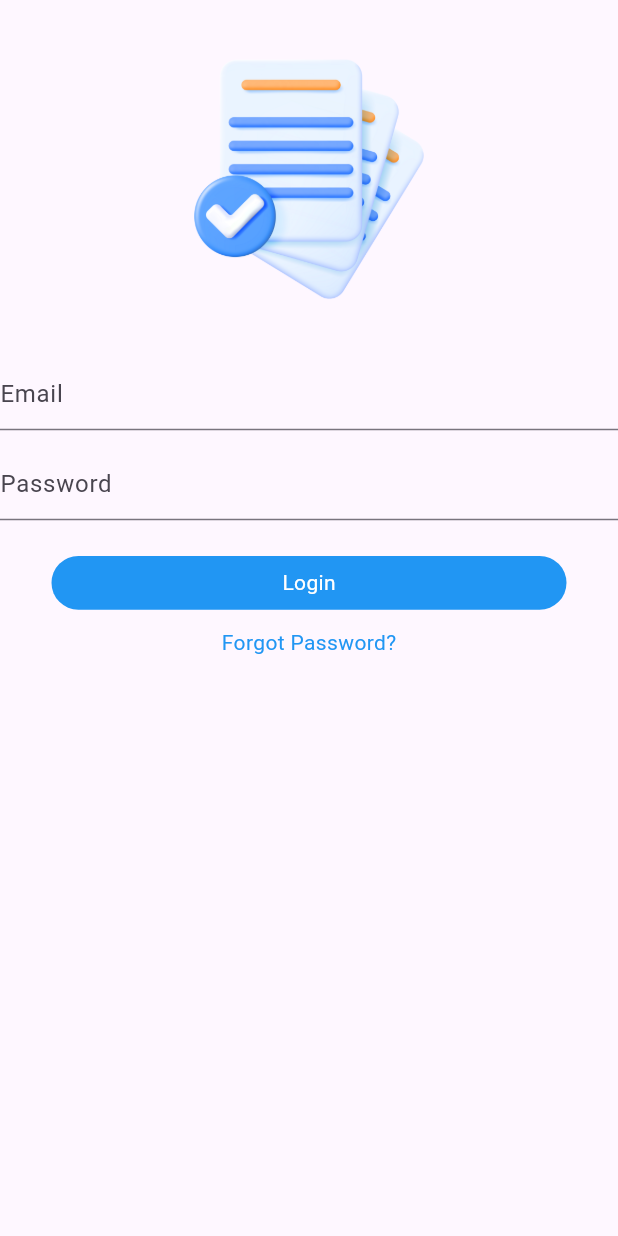
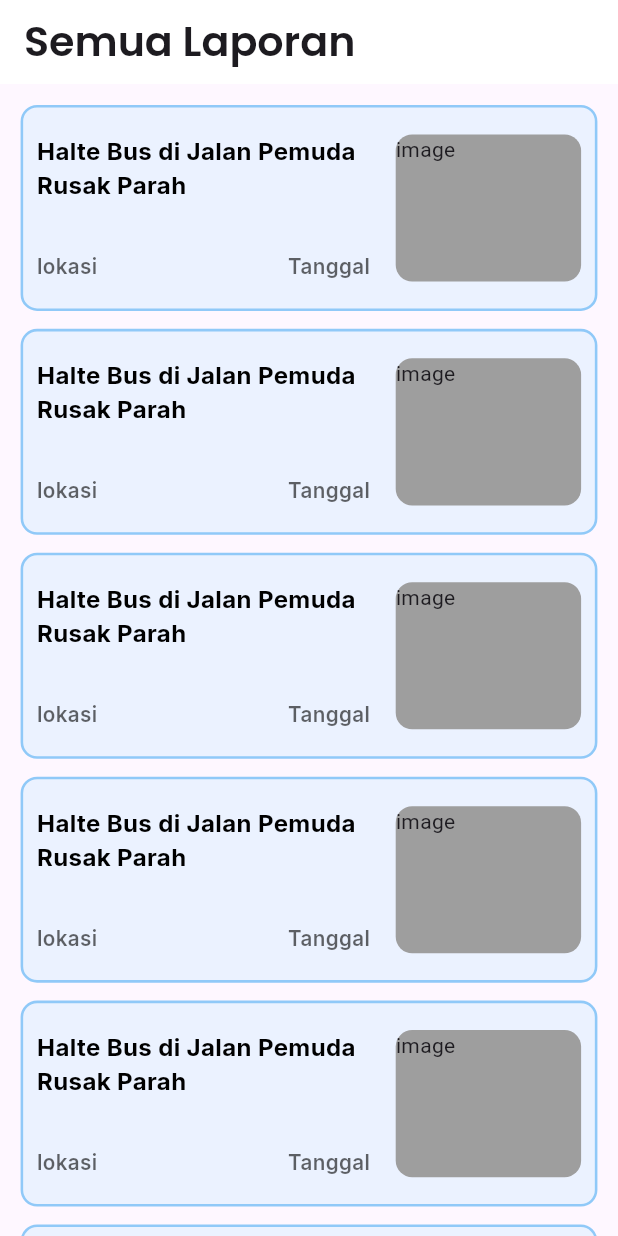
Before and after one commit to BagusRezky/mojadiapp, a Flutter app: the screen it shows after launch, on a phone screen of 412 x 824 dp. Run offline on Flutter 3.47's test engine with Material 3 defaults, Android fonts, the phone set to English and light mode, and no system bars; our stand-ins replace firebase_auth, firebase_core, flutter_screenutil, google_fonts; accounts and stored records are empty.

Commit message:
semua_laporan_1

```diff
--- a/lib/main.dart
+++ b/lib/main.dart
@@ -3,6 +3,7 @@ import 'package:flutter/material.dart';
 import 'package:flutter_screenutil/flutter_screenutil.dart';
 import 'package:mojadiapp/providers/auth_provider.dart';
 import 'package:mojadiapp/screens/auth/login.dart';
+import 'package:mojadiapp/screens/laporan/semua_laporan.dart';
 import 'package:provider/provider.dart';
 import 'services/firebase_options.dart';
 
@@ -29,7 +30,8 @@ class MainApp extends StatelessWidget {
         ],
         child: const MaterialApp(
           debugShowCheckedModeBanner: false,
-          home: LoginScreen(),
+          // home: LoginScreen(),
+          home: LaporanScreen(),
         ),
       ),
     );
--- /dev/null
+++ b/lib/screens/laporan/semua_laporan.dart
@@ -0,0 +1,97 @@
+import 'package:flutter/material.dart';
+import 'package:flutter_screenutil/flutter_screenutil.dart';
+import 'package:google_fonts/google_fonts.dart';
+
+class LaporanScreen extends StatefulWidget {
+  const LaporanScreen({super.key});
+
+  @override
+  State<LaporanScreen> createState() => _LaporanScreenState();
+}
+
+class _LaporanScreenState extends State<LaporanScreen> {
+  @override
+  Widget build(BuildContext context) {
+    return Scaffold(
+        appBar: AppBar(
+          title: Text(
+            'Semua Laporan',
+            style: GoogleFonts.poppins(
+                fontWeight: FontWeight.w600, fontSize: 24.sp, height: 36.sp),
+          ),
+          backgroundColor: Colors.white, // Warna solid untuk AppBar
+        elevation: 0, // Menghapus bayangan pada AppBar
+        ),
+        body: ListView.builder(
+            padding: const EdgeInsets.all(8),
+            itemCount: 10,
+            itemBuilder: (BuildContext context, int index) {
+              return Container(
+                margin: EdgeInsets.symmetric(horizontal: 5.w, vertical: 5.h),
+                padding: EdgeInsets.symmetric(horizontal: 8.w, vertical: 15.h),
+                width: 369.w,
+                height: 115.h,
+                decoration: BoxDecoration(
+                    color: Color.fromARGB(101, 206, 234, 255),
+                    borderRadius: BorderRadius.circular(11),
+                    border: Border.all(
+                        width: 1.5.sp,
+                        color: Color.fromARGB(255, 144, 201, 248))),
+                child: Row(
+                  mainAxisAlignment: MainAxisAlignment.start,
+                  children: [
+                    Expanded(child: textLaporan()),
+                    Container(
+                      // margin: EdgeInsets.only(right: 2.w, left: 5.w),
+                      width: 108.w,
+                      height: 85.h,
+                      // child: Image(image: image),
+                      child: Text('image'),
+                      decoration: BoxDecoration(
+                          color: Colors.grey,
+                          borderRadius: BorderRadius.circular(11),
+                          // border: Border.all(
+                          //     width: 1.5.sp,
+                          //     color: Color.fromARGB(255, 144, 201, 248))
+                          ),
+                    )
+                  ],
+                ),
+              );
+            }));
+  }
+
+  Widget textLaporan() {
+    return Container(
+      child: Column(
+        mainAxisAlignment: MainAxisAlignment.spaceBetween,
+        children: [
+          Text('Halte Bus di Jalan Pemuda Rusak Parah ',
+            style: GoogleFonts.inter(
+              fontWeight: FontWeight.bold,
+              fontSize: 14.sp,
+              color: Colors.black
+            ),
+            ),
+          Row(
+            mainAxisAlignment: MainAxisAlignment.spaceBetween,
+            children: [
+              Text('lokasi',
+              style: GoogleFonts.inter(
+                fontWeight: FontWeight.w600,
+                fontSize: 12.sp,
+                color: Color.fromARGB(155, 0, 0, 0)
+              ),),
+              Text('Tanggal',
+              style: GoogleFonts.inter(
+                fontWeight: FontWeight.w600,
+                fontSize: 12.sp,
+                color: Color.fromARGB(155, 0, 0, 0)
+              ),), ],
+          )
+        ],
+      ),
+      margin: EdgeInsets.only(right: 15.w),
+    );
+  }
+}
```
Also changed, not shown: pubspec.lock.
